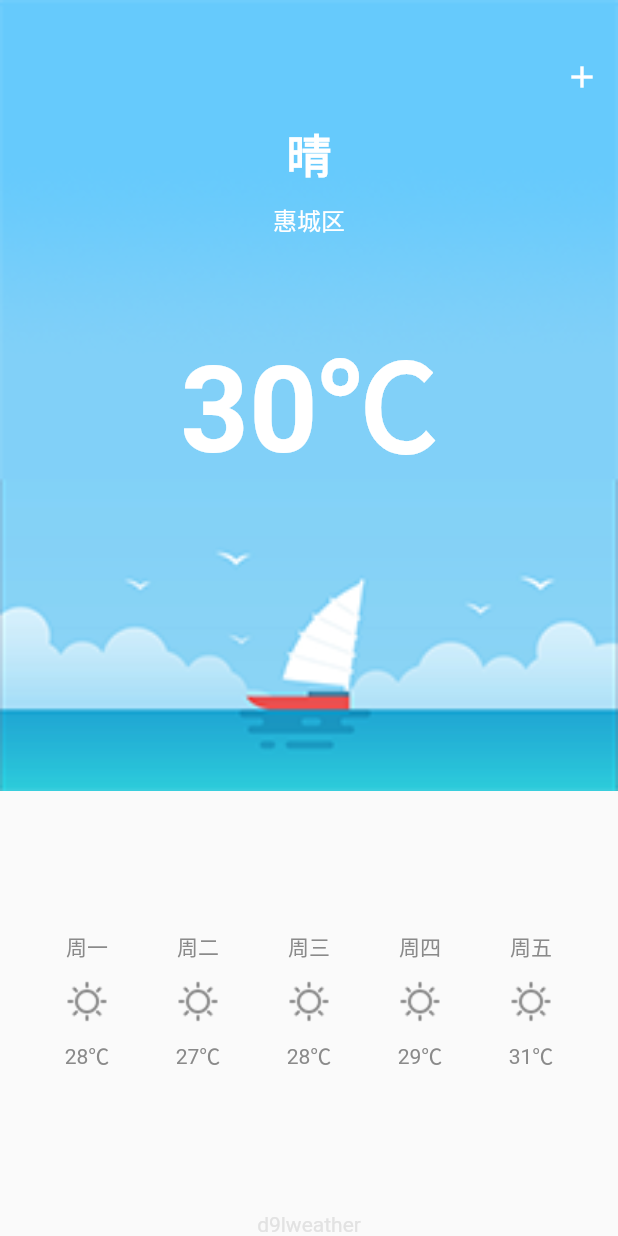
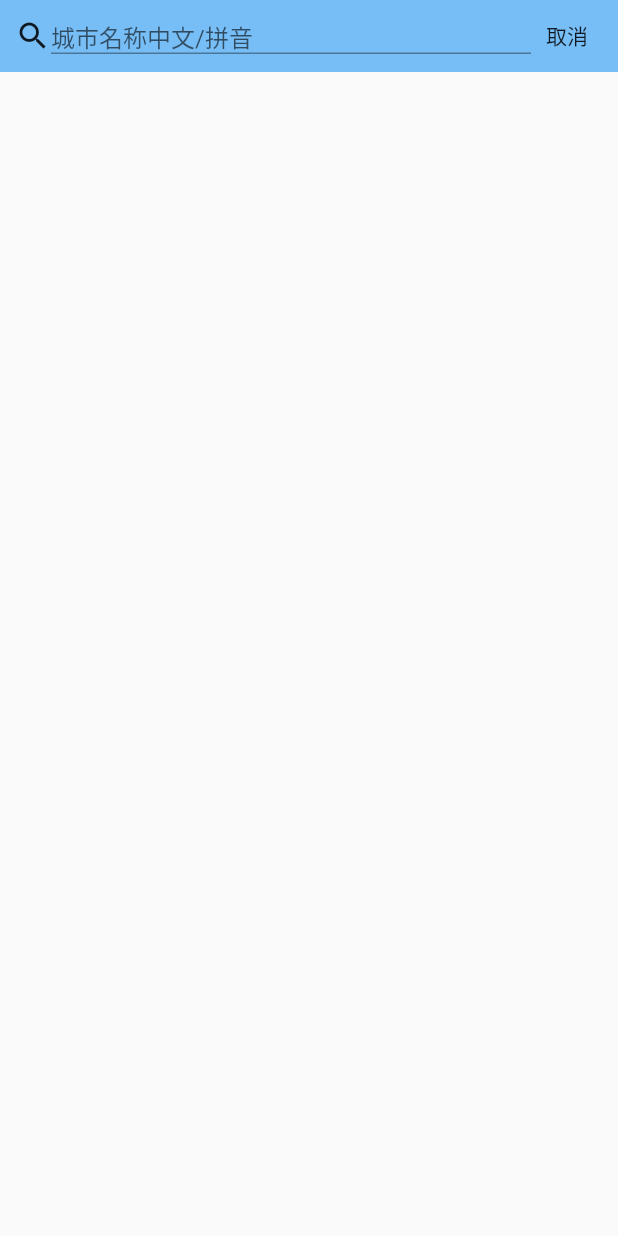
Before and after one commit to huang-weilong/d9l_weather, a Flutter app: the screen it shows after launch, after a tap on the "add" icon, on a phone screen of 412 x 824 dp. Run offline on Flutter 3.47's test engine with Material 2 defaults, Android fonts, the phone set to English and light mode, and no system bars; our stand-ins replace dio.

Commit message:
search cities show real-time weather

```diff
--- a/lib/home_page.dart
+++ b/lib/home_page.dart
@@ -1,5 +1,8 @@
 import 'package:d9l_weather/dio_client.dart';
+import 'package:d9l_weather/model.dart';
+import 'package:d9l_weather/search_page.dart';
 import 'package:flutter/material.dart';
+import 'package:flutter/cupertino.dart';
 
 class HomePage extends StatefulWidget {
   @override
@@ -7,15 +10,17 @@ class HomePage extends StatefulWidget {
 }
 
 class _HomePageState extends State<HomePage> {
+  RealTimeWeather realTimeWeather;
+
   @override
   Widget build(BuildContext context) {
     double width = MediaQuery.of(context).size.width;
-    double statusBar = MediaQuery.of(context).padding.top;
     return Scaffold(
+      resizeToAvoidBottomPadding: false,
       body: Stack(
         children: <Widget>[
-          Padding(
-            padding: EdgeInsets.only(top: statusBar),
+          Container(
+            color: Colors.white,
             child: Column(
               mainAxisAlignment: MainAxisAlignment.spaceBetween,
               children: <Widget>[
@@ -40,17 +45,33 @@ class _HomePageState extends State<HomePage> {
               physics: BouncingScrollPhysics(parent: AlwaysScrollableScrollPhysics()),
               child: Center(
                 child: Padding(
-                  padding: EdgeInsets.only(top: 80.0),
+                  padding: EdgeInsets.only(top: 90.0),
                   child: Column(
                     children: <Widget>[
-                      Text('晴', style: TextStyle(fontSize: 30.0, color: Colors.white, fontWeight: FontWeight.bold)),
+                      Text(
+                        '${realTimeWeather?.now?.condTxt ?? '未知'}',
+                        style: TextStyle(fontSize: 34.0, color: Colors.white, fontWeight: FontWeight.bold),
+                      ),
                       Padding(
                         padding: EdgeInsets.symmetric(vertical: 10.0),
-                        child: Text('惠城区', style: TextStyle(fontSize: 16.0, color: Colors.white)),
+                        child: Text(
+                          realTimeWeather?.basic?.location ?? '未知',
+                          style: TextStyle(fontSize: 16.0, color: Colors.white),
+                        ),
                       ),
                       Padding(
-                        padding: EdgeInsets.only(top: 40.0),
-                        child: Text('30℃', style: TextStyle(fontSize: 80.0, color: Colors.white, fontWeight: FontWeight.bold)),
+                        padding: EdgeInsets.only(top: 30.0),
+                        child: Row(
+                          mainAxisAlignment: MainAxisAlignment.center,
+                          crossAxisAlignment: CrossAxisAlignment.start,
+                          children: <Widget>[
+                            Text(
+                              '${realTimeWeather?.now?.tmp ?? '0'}',
+                              style: TextStyle(fontSize: 80.0, color: Colors.white, fontWeight: FontWeight.bold),
+                            ),
+                            Text('℃', style: TextStyle(fontSize: 40.0, color: Colors.white, fontWeight: FontWeight.bold)),
+                          ],
+                        ),
                       ),
                       SizedBox(height: 330.0)
                     ],
@@ -65,7 +86,17 @@ class _HomePageState extends State<HomePage> {
             child: IconButton(
               icon: Icon(Icons.add, color: Colors.white),
               onPressed: () {
-                DioClient().getRealTimeWeather();
+                Navigator.push(context, CupertinoPageRoute(builder: (_) => SearchPage())).then((result) {
+                  if (result != null) {
+                    DioClient().getRealTimeWeather(result).then((v) {
+                      if (v != null && this.mounted) {
+                        setState(() {
+                          realTimeWeather = v;
+                        });
+                      }
+                    });
+                  }
+                });
               },
             ),
           ),
--- a/lib/model.dart
+++ b/lib/model.dart
@@ -1,13 +1,13 @@
 // 基础信息
 class Basic {
-  String cid; // 地区／城市ID
-  String location; // 地区／城市名称
-  String parentCity; // 该地区／城市的上级城市
-  String adminArea; // 该地区／城市所属行政区域
-  String cnty; // 该地区／城市所属国家名称
-  String lat; // 地区／城市纬度
-  String lon; // 地区／城市经度
-  String tz; // 该地区／城市所在时区
+  String cid; // 地区/城市ID
+  String location; // 地区/城市名称
+  String parentCity; // 该地区/城市的上级城市
+  String adminArea; // 该地区/城市所属行政区域
+  String cnty; // 该地区/城市所属国家名称
+  String lat; // 地区/城市纬度
+  String lon; // 地区/城市经度
+  String tz; // 该地区/城市所在时区
 
   Basic({
     this.cid,
--- /dev/null
+++ b/lib/search_page.dart
@@ -0,0 +1,72 @@
+import 'package:d9l_weather/dio_client.dart';
+import 'package:d9l_weather/model.dart';
+import 'package:flutter/material.dart';
+
+class SearchPage extends StatefulWidget {
+  @override
+  _SearchPageState createState() => _SearchPageState();
+}
+
+class _SearchPageState extends State<SearchPage> {
+  List<Basic> cityList = [];
+
+  @override
+  Widget build(BuildContext context) {
+    double statusBarHeight = MediaQuery.of(context).padding.top;
+    return Scaffold(
+      appBar: PreferredSize(
+        child: Container(
+          color: Colors.blue.withOpacity(0.6),
+          padding: EdgeInsets.only(top: statusBarHeight, left: 10.0, right: 10.0),
+          child: Row(
+            children: <Widget>[
+              Icon(Icons.search),
+              Flexible(
+                child: TextField(
+                  scrollPadding: EdgeInsets.all(0.0),
+                  decoration: InputDecoration(
+                    contentPadding: EdgeInsets.all(0.0),
+                    isDense: true,
+                    hintText: '城市名称中文/拼音',
+                  ),
+                  onChanged: (v) {
+                    DioClient().searchCity(v).then((result) {
+                      if (result != null && this.mounted) {
+                        setState(() {
+                          cityList = result;
+                        });
+                      }
+                    });
+                  },
+                ),
+              ),
+              IconButton(
+                  icon: Text('取消'),
+                  onPressed: () {
+                    Navigator.pop(context);
+                  })
+            ],
+          ),
+        ),
+        preferredSize: Size.fromHeight(56.0),
+      ),
+      body: ListView(
+        children: cityList.map((item) {
+          return InkWell(
+            onTap: () {
+              Navigator.pop(context, item.cid);
+            },
+            child: Container(
+              padding: EdgeInsets.all(14.0),
+              decoration: BoxDecoration(border: Border(bottom: BorderSide(color: Color(0xffd3d3d3), width: 0.5))),
+              child: Text(
+                '${item.adminArea} - ${item.parentCity} - ${item.location}',
+                style: TextStyle(fontSize: 16.0),
+              ),
+            ),
+          );
+        }).toList(),
+      ),
+    );
+  }
+}
```
Also changed, not shown: lib/dio_client.dart (+33 -3 lines), 1 other file.
